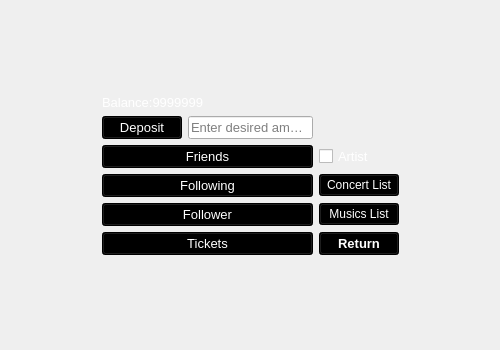
First picture: the form in Account.ui, repository M-Majed/DBProj, before the edit.
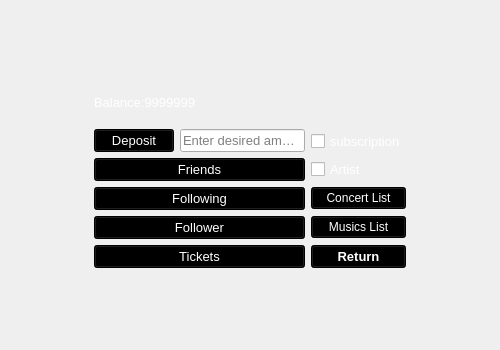
Second picture: the form after the edit. Icons and pictures are not drawn.

Commit message: feat: update account management, concert creation, and music creation

The edit to the form file:
```diff
--- a/Account.ui
+++ b/Account.ui
@@ -277,6 +277,39 @@
      </property>
     </widget>
    </item>
+   <item row="1" column="3">
+    <layout class="QVBoxLayout" name="verticalLayout">
+     <item>
+      <spacer name="verticalSpacer_3">
+       <property name="orientation">
+        <enum>Qt::Vertical</enum>
+       </property>
+       <property name="sizeHint" stdset="0">
+        <size>
+         <width>20</width>
+         <height>40</height>
+        </size>
+       </property>
+      </spacer>
+     </item>
+     <item>
+      <widget class="QCheckBox" name="Subscription_checkBox">
+       <property name="font">
+        <font>
+         <pointsize>10</pointsize>
+        </font>
+       </property>
+       <property name="styleSheet">
+        <string notr="true">background-image: url(:/Background/background/transparent.png);
+color: rgb(255, 255, 255);</string>
+       </property>
+       <property name="text">
+        <string>subscription</string>
+       </property>
+      </widget>
+     </item>
+    </layout>
+   </item>
   </layout>
  </widget>
  <resources>
```
The commit also changes 15 other files.
